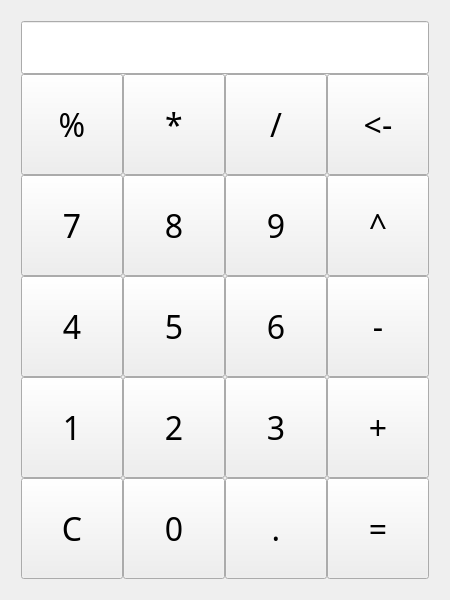
Qt form src/mainwidget.ui (MDUTM/calculator-based-on-Qt) before a commit.
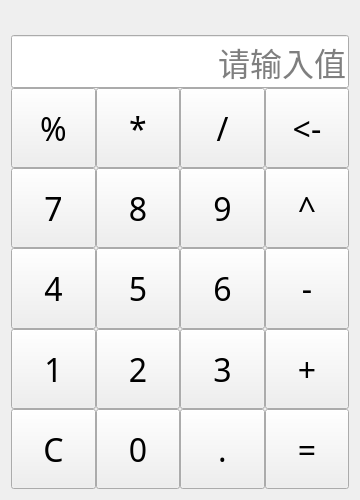
The same form after that commit.

Commit message: 完善功能，移除末尾的0

The edit to the form file:
```diff
--- a/src/mainwidget.ui
+++ b/src/mainwidget.ui
@@ -6,8 +6,8 @@
    <rect>
     <x>0</x>
     <y>0</y>
-    <width>450</width>
-    <height>600</height>
+    <width>360</width>
+    <height>500</height>
    </rect>
   </property>
   <property name="font">
@@ -19,25 +19,56 @@
   <property name="windowTitle">
    <string>一个正经的计算器</string>
   </property>
+  <layout class="QGridLayout" name="gridLayout_3">
+   <item row="0" column="0">
   <layout class="QGridLayout" name="gridLayout_2">
-   <item row="0" column="0">
-    <layout class="QGridLayout" name="gridLayout">
      <property name="leftMargin">
-      <number>10</number>
+      <number>0</number>
      </property>
      <property name="topMargin">
-      <number>10</number>
+      <number>0</number>
      </property>
      <property name="rightMargin">
-      <number>10</number>
+      <number>0</number>
      </property>
      <property name="bottomMargin">
-      <number>10</number>
+      <number>0</number>
      </property>
      <property name="spacing">
       <number>0</number>
      </property>
      <item row="0" column="0">
+      <widget class="QLabel" name="label">
+       <property name="sizePolicy">
+        <sizepolicy hsizetype="Preferred" vsizetype="Fixed">
+         <horstretch>0</horstretch>
+         <verstretch>0</verstretch>
+        </sizepolicy>
+       </property>
+       <property name="minimumSize">
+        <size>
+         <width>0</width>
+         <height>24</height>
+        </size>
+       </property>
+       <property name="font">
+        <font>
+         <family>Hack Nerd Font</family>
+         <pointsize>12</pointsize>
+        </font>
+       </property>
+       <property name="styleSheet">
+        <string notr="true">color: rgb(128, 128, 128);</string>
+       </property>
+       <property name="text">
+        <string/>
+       </property>
+       <property name="alignment">
+        <set>Qt::AlignRight|Qt::AlignTrailing|Qt::AlignVCenter</set>
+       </property>
+      </widget>
+     </item>
+     <item row="1" column="0">
       <widget class="QLineEdit" name="lineEdit">
        <property name="minimumSize">
         <size>
@@ -48,9 +79,112 @@
        <property name="alignment">
         <set>Qt::AlignRight|Qt::AlignTrailing|Qt::AlignVCenter</set>
        </property>
+       <property name="placeholderText">
+        <string>请输入值</string>
+       </property>
       </widget>
      </item>
-     <item row="1" column="0">
+     <item row="2" column="0">
+      <layout class="QGridLayout" name="gridLayout">
+       <property name="leftMargin">
+        <number>0</number>
+       </property>
+       <property name="topMargin">
+        <number>0</number>
+       </property>
+       <property name="rightMargin">
+        <number>0</number>
+       </property>
+       <property name="bottomMargin">
+        <number>0</number>
+       </property>
+       <property name="spacing">
+        <number>0</number>
+       </property>
+       <item row="2" column="0">
+        <layout class="QHBoxLayout" name="horizontalLayout_3">
+         <property name="spacing">
+          <number>0</number>
+         </property>
+         <item>
+          <widget class="QPushButton" name="num_4">
+           <property name="sizePolicy">
+            <sizepolicy hsizetype="Expanding" vsizetype="Expanding">
+             <horstretch>0</horstretch>
+             <verstretch>0</verstretch>
+            </sizepolicy>
+           </property>
+           <property name="minimumSize">
+            <size>
+             <width>40</width>
+             <height>40</height>
+            </size>
+           </property>
+           <property name="text">
+            <string>4</string>
+           </property>
+          </widget>
+         </item>
+         <item>
+          <widget class="QPushButton" name="num_5">
+           <property name="sizePolicy">
+            <sizepolicy hsizetype="Expanding" vsizetype="Expanding">
+             <horstretch>0</horstretch>
+             <verstretch>0</verstretch>
+            </sizepolicy>
+           </property>
+           <property name="minimumSize">
+            <size>
+             <width>40</width>
+             <height>40</height>
+            </size>
+           </property>
+           <property name="text">
+            <string>5</string>
+           </property>
+          </widget>
+         </item>
+         <item>
+          <widget class="QPushButton" name="num_6">
+           <property name="sizePolicy">
+            <sizepolicy hsizetype="Expanding" vsizetype="Expanding">
+             <horstretch>0</horstretch>
+             <verstretch>0</verstretch>
+            </sizepolicy>
+           </property>
+           <property name="minimumSize">
+            <size>
+             <width>40</width>
+             <height>40</height>
+            </size>
+           </property>
+           <property name="text">
+            <string>6</string>
+           </property>
+          </widget>
+         </item>
+         <item>
+          <widget class="QPushButton" name="btn_sub">
+           <property name="sizePolicy">
+            <sizepolicy hsizetype="Expanding" vsizetype="Expanding">
+             <horstretch>0</horstretch>
+             <verstretch>0</verstretch>
+            </sizepolicy>
+           </property>
+           <property name="minimumSize">
+            <size>
+             <width>40</width>
+             <height>40</height>
+            </size>
+           </property>
+           <property name="text">
+            <string>-</string>
+           </property>
+          </widget>
+         </item>
+        </layout>
+       </item>
+       <item row="0" column="0">
       <layout class="QHBoxLayout" name="horizontalLayout_5">
        <property name="spacing">
         <number>0</number>
@@ -133,173 +267,7 @@
        </item>
       </layout>
      </item>
-     <item row="2" column="0">
-      <layout class="QHBoxLayout" name="horizontalLayout_4">
-       <property name="spacing">
-        <number>0</number>
-       </property>
-       <item>
-        <widget class="QPushButton" name="num_7">
-         <property name="sizePolicy">
-          <sizepolicy hsizetype="Expanding" vsizetype="Expanding">
-           <horstretch>0</horstretch>
-           <verstretch>0</verstretch>
-          </sizepolicy>
-         </property>
-         <property name="minimumSize">
-          <size>
-           <width>40</width>
-           <height>40</height>
-          </size>
-         </property>
-         <property name="text">
-          <string>7</string>
-         </property>
-        </widget>
-       </item>
-       <item>
-        <widget class="QPushButton" name="num_8">
-         <property name="sizePolicy">
-          <sizepolicy hsizetype="Expanding" vsizetype="Expanding">
-           <horstretch>0</horstretch>
-           <verstretch>0</verstretch>
-          </sizepolicy>
-         </property>
-         <property name="minimumSize">
-          <size>
-           <width>40</width>
-           <height>40</height>
-          </size>
-         </property>
-         <property name="text">
-          <string>8</string>
-         </property>
-        </widget>
-       </item>
-       <item>
-        <widget class="QPushButton" name="num_9">
-         <property name="sizePolicy">
-          <sizepolicy hsizetype="Expanding" vsizetype="Expanding">
-           <horstretch>0</horstretch>
-           <verstretch>0</verstretch>
-          </sizepolicy>
-         </property>
-         <property name="minimumSize">
-          <size>
-           <width>40</width>
-           <height>40</height>
-          </size>
-         </property>
-         <property name="text">
-          <string>9</string>
-         </property>
-        </widget>
-       </item>
-       <item>
-        <widget class="QPushButton" name="btn_pow">
-         <property name="sizePolicy">
-          <sizepolicy hsizetype="Expanding" vsizetype="Expanding">
-           <horstretch>0</horstretch>
-           <verstretch>0</verstretch>
-          </sizepolicy>
-         </property>
-         <property name="minimumSize">
-          <size>
-           <width>40</width>
-           <height>40</height>
-          </size>
-         </property>
-         <property name="text">
-          <string>^</string>
-         </property>
-        </widget>
-       </item>
-      </layout>
-     </item>
      <item row="3" column="0">
-      <layout class="QHBoxLayout" name="horizontalLayout_3">
-       <property name="spacing">
-        <number>0</number>
-       </property>
-       <item>
-        <widget class="QPushButton" name="num_4">
-         <property name="sizePolicy">
-          <sizepolicy hsizetype="Expanding" vsizetype="Expanding">
-           <horstretch>0</horstretch>
-           <verstretch>0</verstretch>
-          </sizepolicy>
-         </property>
-         <property name="minimumSize">
-          <size>
-           <width>40</width>
-           <height>40</height>
-          </size>
-         </property>
-         <property name="text">
-          <string>4</string>
-         </property>
-        </widget>
-       </item>
-       <item>
-        <widget class="QPushButton" name="num_5">
-         <property name="sizePolicy">
-          <sizepolicy hsizetype="Expanding" vsizetype="Expanding">
-           <horstretch>0</horstretch>
-           <verstretch>0</verstretch>
-          </sizepolicy>
-         </property>
-         <property name="minimumSize">
-          <size>
-           <width>40</width>
-           <height>40</height>
-          </size>
-         </property>
-         <property name="text">
-          <string>5</string>
-         </property>
-        </widget>
-       </item>
-       <item>
-        <widget class="QPushButton" name="num_6">
-         <property name="sizePolicy">
-          <sizepolicy hsizetype="Expanding" vsizetype="Expanding">
-           <horstretch>0</horstretch>
-           <verstretch>0</verstretch>
-          </sizepolicy>
-         </property>
-         <property name="minimumSize">
-          <size>
-           <width>40</width>
-           <height>40</height>
-          </size>
-         </property>
-         <property name="text">
-          <string>6</string>
-         </property>
-        </widget>
-       </item>
-       <item>
-        <widget class="QPushButton" name="btn_sub">
-         <property name="sizePolicy">
-          <sizepolicy hsizetype="Expanding" vsizetype="Expanding">
-           <horstretch>0</horstretch>
-           <verstretch>0</verstretch>
-          </sizepolicy>
-         </property>
-         <property name="minimumSize">
-          <size>
-           <width>40</width>
-           <height>40</height>
-          </size>
-         </property>
-         <property name="text">
-          <string>-</string>
-         </property>
-        </widget>
-       </item>
-      </layout>
-     </item>
-     <item row="4" column="0">
       <layout class="QHBoxLayout" name="horizontalLayout_2">
        <property name="spacing">
         <number>0</number>
@@ -382,7 +350,90 @@
        </item>
       </layout>
      </item>
-     <item row="5" column="0">
+       <item row="1" column="0">
+        <layout class="QHBoxLayout" name="horizontalLayout_4">
+         <property name="spacing">
+          <number>0</number>
+         </property>
+         <item>
+          <widget class="QPushButton" name="num_7">
+           <property name="sizePolicy">
+            <sizepolicy hsizetype="Expanding" vsizetype="Expanding">
+             <horstretch>0</horstretch>
+             <verstretch>0</verstretch>
+            </sizepolicy>
+           </property>
+           <property name="minimumSize">
+            <size>
+             <width>40</width>
+             <height>40</height>
+            </size>
+           </property>
+           <property name="text">
+            <string>7</string>
+           </property>
+          </widget>
+         </item>
+         <item>
+          <widget class="QPushButton" name="num_8">
+           <property name="sizePolicy">
+            <sizepolicy hsizetype="Expanding" vsizetype="Expanding">
+             <horstretch>0</horstretch>
+             <verstretch>0</verstretch>
+            </sizepolicy>
+           </property>
+           <property name="minimumSize">
+            <size>
+             <width>40</width>
+             <height>40</height>
+            </size>
+           </property>
+           <property name="text">
+            <string>8</string>
+           </property>
+          </widget>
+         </item>
+         <item>
+          <widget class="QPushButton" name="num_9">
+           <property name="sizePolicy">
+            <sizepolicy hsizetype="Expanding" vsizetype="Expanding">
+             <horstretch>0</horstretch>
+             <verstretch>0</verstretch>
+            </sizepolicy>
+           </property>
+           <property name="minimumSize">
+            <size>
+             <width>40</width>
+             <height>40</height>
+            </size>
+           </property>
+           <property name="text">
+            <string>9</string>
+           </property>
+          </widget>
+         </item>
+         <item>
+          <widget class="QPushButton" name="btn_pow">
+           <property name="sizePolicy">
+            <sizepolicy hsizetype="Expanding" vsizetype="Expanding">
+             <horstretch>0</horstretch>
+             <verstretch>0</verstretch>
+            </sizepolicy>
+           </property>
+           <property name="minimumSize">
+            <size>
+             <width>40</width>
+             <height>40</height>
+            </size>
+           </property>
+           <property name="text">
+            <string>^</string>
+           </property>
+          </widget>
+         </item>
+        </layout>
+       </item>
+       <item row="4" column="0">
       <layout class="QHBoxLayout" name="horizontalLayout">
        <property name="spacing">
         <number>0</number>
@@ -462,6 +513,8 @@
           <string>=</string>
          </property>
         </widget>
+         </item>
+        </layout>
        </item>
       </layout>
      </item>
```
Lines whose indentation alone changed are shown as unchanged. The commit also changes 1 other file.
